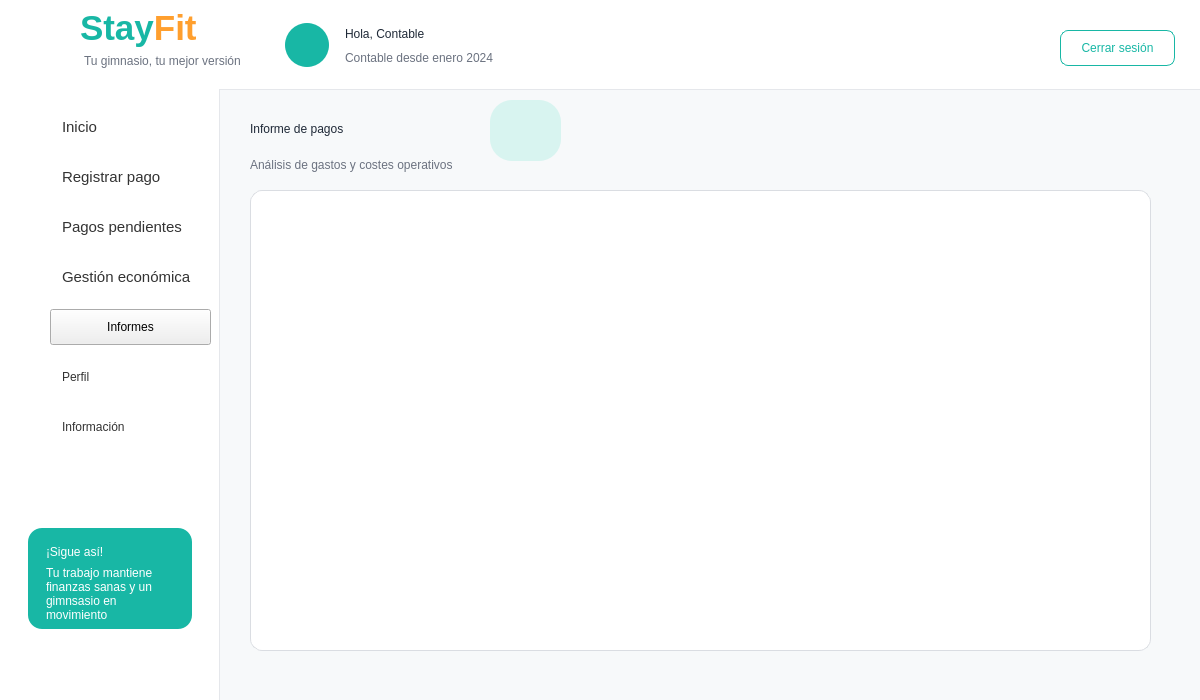
Before: the Qt Designer form Proyecto/src/vista/Ui/interfaz_contable_informes_de_pagos.ui in smonts01/Ingenieria-del-software, drawn with Qt 5.
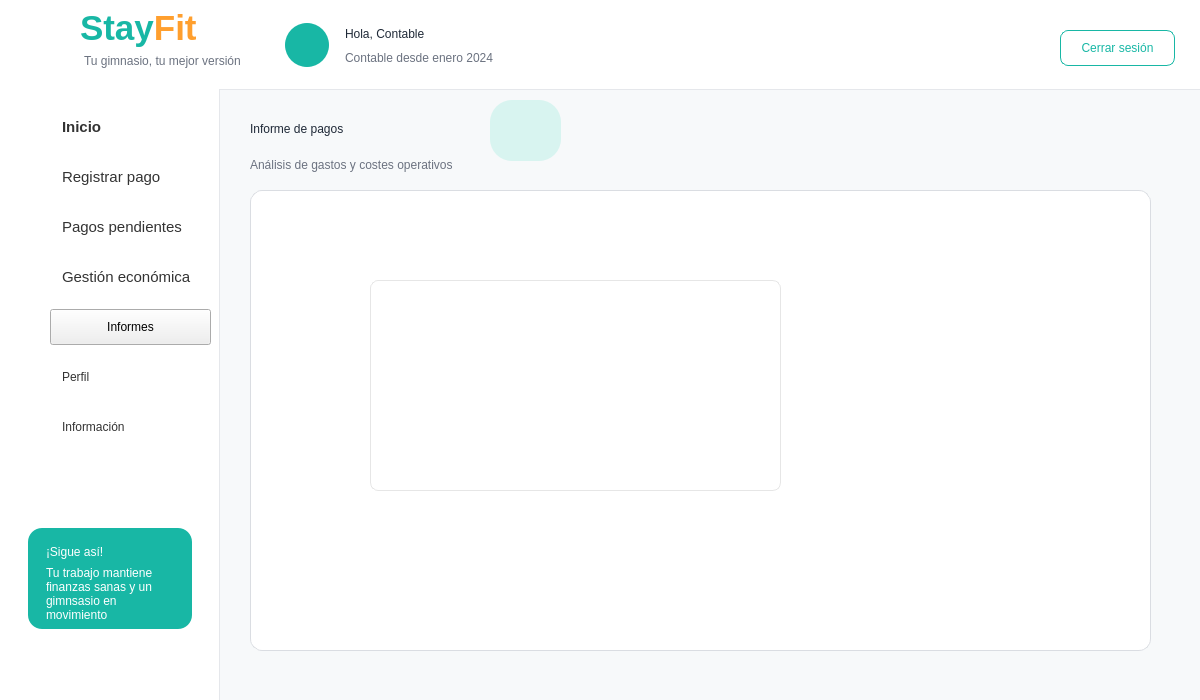
After: the same form once the commit is applied. Icons and pictures are not drawn.

Commit message: contable terminado

```diff
--- a/Proyecto/src/vista/Ui/interfaz_contable_informes_de_pagos.ui
+++ b/Proyecto/src/vista/Ui/interfaz_contable_informes_de_pagos.ui
@@ -567,6 +567,9 @@
       <font>
        <family>Segoe UI</family>
        <pointsize>11</pointsize>
+       <weight>75</weight>
+       <italic>false</italic>
+       <bold>true</bold>
       </font>
      </property>
      <property name="mouseTracking">
@@ -698,6 +701,16 @@
     border-radius: 12px;
 }</string>
      </property>
+     <widget class="QTableWidget" name="tablaInformePagos">
+      <property name="geometry">
+       <rect>
+        <x>120</x>
+        <y>90</y>
+        <width>411</width>
+        <height>211</height>
+       </rect>
+      </property>
+     </widget>
     </widget>
     <widget class="QLabel" name="label_20">
      <property name="geometry">
```
The commit also changes 19 other files.
